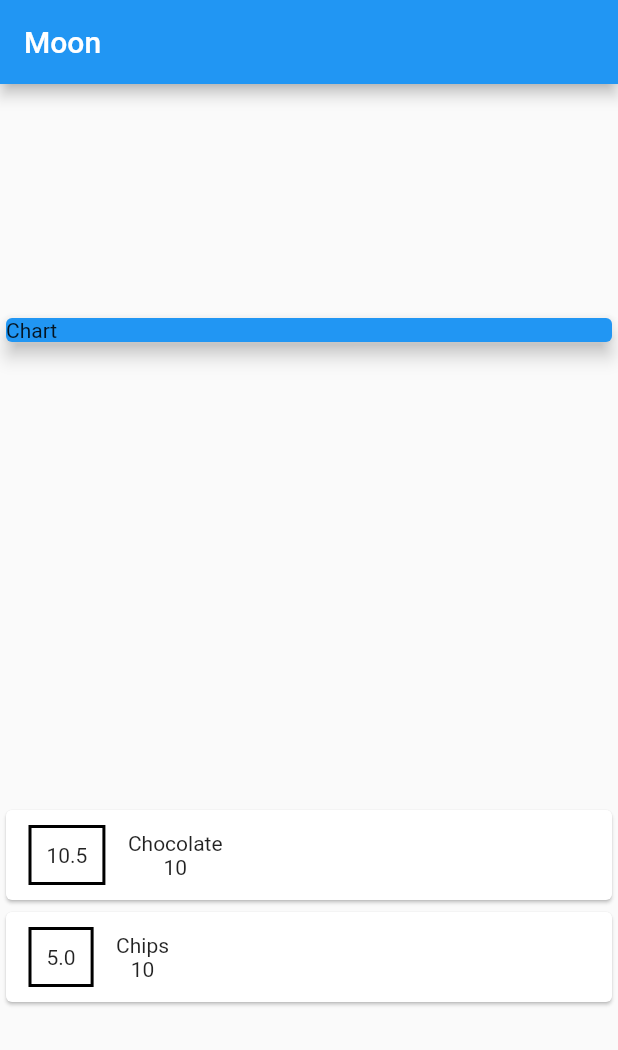
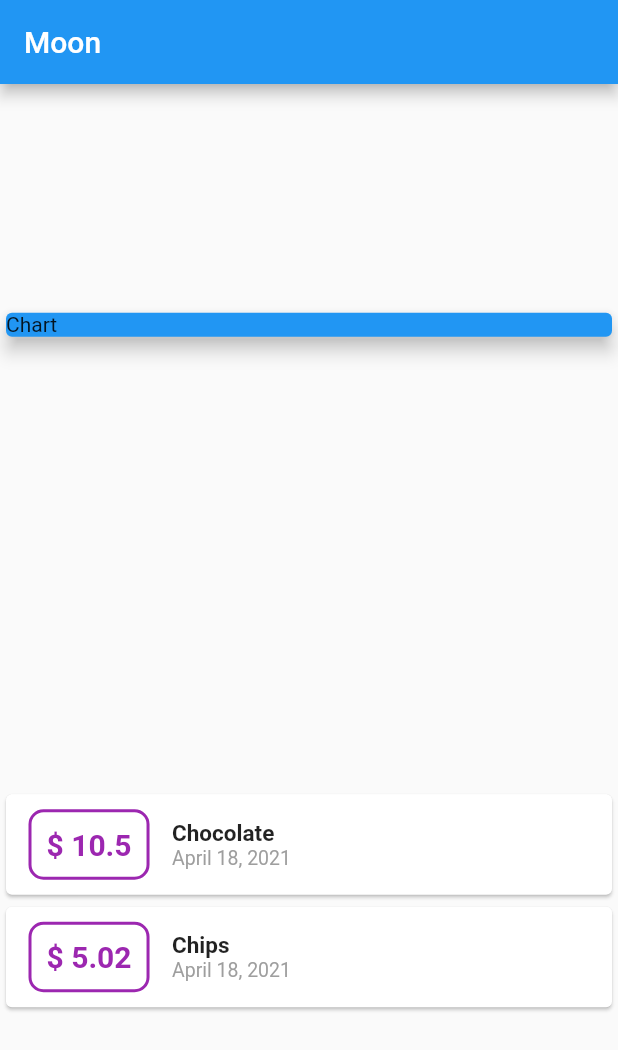
Before and after one commit to MohamedWSalah/ExpensesTracker-Flutter, a Flutter app: the screen it shows after launch, on a phone screen of 412 x 824 dp. Shown: the top 1050 px of the screen. Run offline on Flutter 3.47's test engine with Material 2 defaults, Android fonts, the phone set to English and light mode, and no system bars.

Commit message:
Modifying transactions style and fixing date format

```diff
--- a/lib/main.dart
+++ b/lib/main.dart
@@ -1,4 +1,5 @@
 import 'package:flutter/material.dart';
+import 'package:intl/intl.dart';
 
 import 'transaction.dart';
 
@@ -20,7 +21,7 @@ class MyHomePage extends StatelessWidget {
   final List<Transaction> transactions = [
     Transaction(
         id: '1', title: 'Chocolate', amount: 10.5, date: DateTime.now()),
-    Transaction(id: '2', title: 'Chips', amount: 5, date: DateTime.now()),
+    Transaction(id: '2', title: 'Chips', amount: 5.02, date: DateTime.now()),
   ];
 
   @override
@@ -47,13 +48,32 @@ class MyHomePage extends StatelessWidget {
                       margin:
                           EdgeInsets.symmetric(vertical: 10, horizontal: 15),
                       decoration: BoxDecoration(
-                          border: Border.all(color: Colors.black, width: 2)),
-                      child: Text(e.amount.toString()),
+                        border: Border.all(
+                            width: 2,
+                            style: BorderStyle.solid,
+                            color: Colors.purple),
+                        borderRadius: BorderRadius.all(
+                          Radius.circular(10),
+                        ),
+                      ),
+                      child: Text(
+                        '\$ ${e.amount.toString()}',
+                        style: TextStyle(
+                            fontWeight: FontWeight.bold,
+                            fontSize: 20,
+                            color: Colors.purple),
+                      ),
                     ),
                     Column(
+                      crossAxisAlignment: CrossAxisAlignment.start,
                       children: <Widget>[
-                        Text(e.title),
-                        Text(e.date.hour.toString())
+                        Text(
+                          e.title,
+                          style: TextStyle(
+                              fontWeight: FontWeight.bold, fontSize: 15),
+                        ),
+                        Text(DateFormat().add_yMMMMd().format(e.date),
+                            style: TextStyle(color: Colors.grey, fontSize: 13))
                       ],
                     )
                   ],
--- a/pubspec.yaml
+++ b/pubspec.yaml
@@ -28,6 +28,7 @@ dependencies:
   # The following adds the Cupertino Icons font to your application.
   # Use with the CupertinoIcons class for iOS style icons.
   cupertino_icons: ^1.0.2
+  intl: ^0.17.0
 
 dev_dependencies:
   flutter_test:
```
Also changed, not shown: pubspec.lock.
